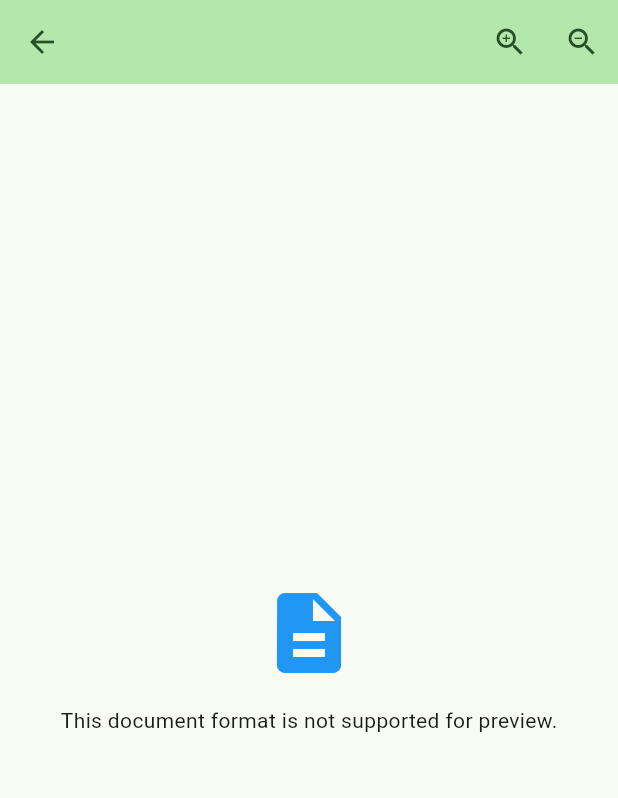
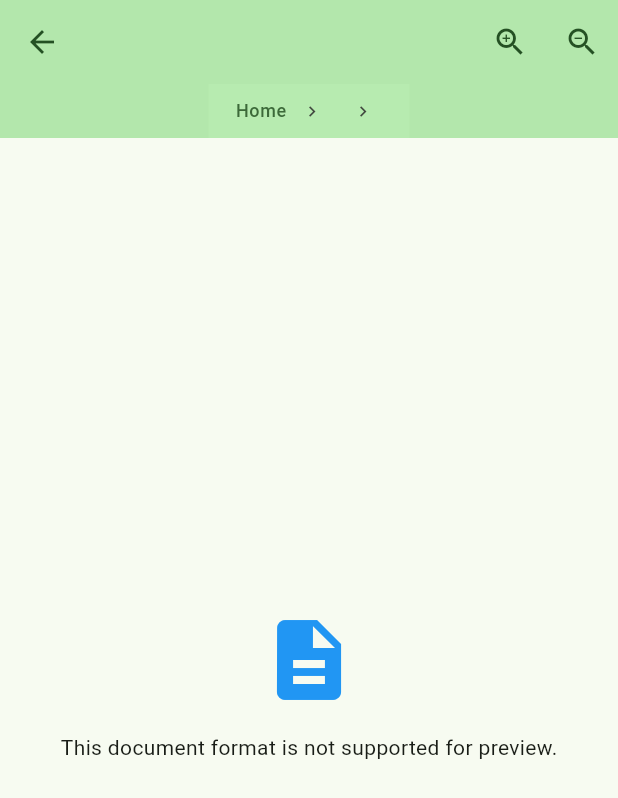
Before and after one commit to kopi111/Document-Hub-Flutter-, a Flutter app: the PdfViewerScreen screen opened directly with empty values, on a phone screen of 412 x 824 dp. Shown: the top 798 px of the screen. Run offline on Flutter 3.47's test engine with Material 3 defaults, Android fonts, the phone set to English and light mode, and no system bars; our stand-ins replace connectivity_plus, flutter_tts, package_info_plus, shared_preferences; missing offline and left inert: syncfusion_flutter_pdf, syncfusion_flutter_pdfviewer; accounts and stored records are empty.

Commit message:
Add breadcrumb trail across document list, viewer and search
Implements TODO 3.1 from section 11.1 of v2.0. BreadcrumbTrail
implements PreferredSizeWidget so it slots into AppBar.bottom and
appears as a thin tinted strip below the title on every navigable
screen. Segments are tappable except the current (leaf) one, and use
Navigator.canPop so the trail stays inert when the document list is
embedded as the right pane of the tablet two-pane home — there is no
back stack to pop in that mode.

Wired into DocumentListScreen (Home > Category), PdfViewerScreen
(Home > Category > Document) and SearchResultsScreen (Home > Search).
Home screen itself is not breadcrumbed; a single "Home" segment would
be noise.

True sub-folder drill-down still depends on a backend hierarchical
folder schema and is now tracked as a separate row (3.1a) in the
implementation TODO.

Co-Authored-By: Claude Opus 4.7 (1M context) <noreply@anthropic.com>

```diff
--- a/lib/screens/document_list_screen.dart
+++ b/lib/screens/document_list_screen.dart
@@ -3,6 +3,7 @@ import '../models/document.dart';
 import '../models/document_cache_state.dart';
 import '../services/document_cache_repository.dart';
 import '../services/document_list_preferences.dart';
+import '../widgets/breadcrumb_trail.dart';
 import '../widgets/document_staleness_badge.dart';
 import 'pdf_viewer_screen.dart';
 
@@ -155,6 +156,7 @@ class _DocumentListScreenState extends State<DocumentListScreen> {
             itemBuilder: _buildSortMenuItems,
           ),
         ],
+        bottom: BreadcrumbTrail(segments: _breadcrumbSegments(context)),
       ),
       body: Column(
         children: [
@@ -165,6 +167,18 @@ class _DocumentListScreenState extends State<DocumentListScreen> {
         ],
       ),
     );
+  }
+
+  List<BreadcrumbSegment> _breadcrumbSegments(BuildContext context) {
+    return [
+      BreadcrumbSegment(
+        label: 'Home',
+        onTap: Navigator.canPop(context)
+            ? () => Navigator.popUntil(context, (route) => route.isFirst)
+            : null,
+      ),
+      BreadcrumbSegment(label: widget.title),
+    ];
   }
 
   IconData _viewToggleIcon() {
--- a/lib/screens/pdf_viewer_screen.dart
+++ b/lib/screens/pdf_viewer_screen.dart
@@ -5,6 +5,7 @@ import 'package:syncfusion_flutter_pdf/pdf.dart' as pdf;
 import 'package:flutter_tts/flutter_tts.dart';
 import 'package:http/http.dart' as http;
 import '../models/document.dart';
+import '../widgets/breadcrumb_trail.dart';
 
 class PdfViewerScreen extends StatefulWidget {
   final PolicyDocument document;
@@ -178,6 +179,22 @@ class _PdfViewerScreenState extends State<PdfViewerScreen> {
     );
   }
 
+  List<BreadcrumbSegment> _breadcrumbSegments(BuildContext context) {
+    return [
+      BreadcrumbSegment(
+        label: 'Home',
+        onTap: Navigator.canPop(context)
+            ? () => Navigator.popUntil(context, (route) => route.isFirst)
+            : null,
+      ),
+      BreadcrumbSegment(
+        label: widget.document.category,
+        onTap: Navigator.canPop(context) ? () => Navigator.pop(context) : null,
+      ),
+      BreadcrumbSegment(label: widget.document.displayName),
+    ];
+  }
+
   String _speedLabel(double rate) {
     if (rate <= 0.25) return 'Slow';
     if (rate <= 0.5) return 'Normal';
@@ -214,6 +231,7 @@ class _PdfViewerScreenState extends State<PdfViewerScreen> {
             },
           ),
         ],
+        bottom: BreadcrumbTrail(segments: _breadcrumbSegments(context)),
       ),
       body: _hasError
           ? Center(
--- a/lib/screens/search_results_screen.dart
+++ b/lib/screens/search_results_screen.dart
@@ -1,5 +1,6 @@
 import 'package:flutter/material.dart';
 import '../models/document.dart';
+import '../widgets/breadcrumb_trail.dart';
 import 'pdf_viewer_screen.dart';
 
 class SearchResultsScreen extends StatefulWidget {
@@ -64,6 +65,17 @@ class _SearchResultsScreenState extends State<SearchResultsScreen> {
               },
             ),
         ],
+        bottom: BreadcrumbTrail(
+          segments: [
+            BreadcrumbSegment(
+              label: 'Home',
+              onTap: Navigator.canPop(context)
+                  ? () => Navigator.popUntil(context, (route) => route.isFirst)
+                  : null,
+            ),
+            const BreadcrumbSegment(label: 'Search'),
+          ],
+        ),
       ),
       body: _searchController.text.isEmpty
           ? const Center(
--- /dev/null
+++ b/lib/widgets/breadcrumb_trail.dart
@@ -0,0 +1,100 @@
+import 'package:flutter/material.dart';
+
+class BreadcrumbSegment {
+  const BreadcrumbSegment({required this.label, this.onTap});
+
+  final String label;
+  final VoidCallback? onTap;
+}
+
+class BreadcrumbTrail extends StatelessWidget implements PreferredSizeWidget {
+  const BreadcrumbTrail({super.key, required this.segments});
+
+  final List<BreadcrumbSegment> segments;
+
+  static const double _trailHeight = 36;
+  static const double _separatorSize = 14;
+
+  @override
+  Size get preferredSize => const Size.fromHeight(_trailHeight);
+
+  @override
+  Widget build(BuildContext context) {
+    final colors = Theme.of(context).colorScheme;
+    return Material(
+      color: colors.primaryContainer.withValues(alpha: 0.45),
+      child: SizedBox(
+        height: _trailHeight,
+        child: SingleChildScrollView(
+          scrollDirection: Axis.horizontal,
+          padding: const EdgeInsets.symmetric(horizontal: 12),
+          child: Row(
+            children: _buildSegmentWidgets(context),
+          ),
+        ),
+      ),
+    );
+  }
+
+  List<Widget> _buildSegmentWidgets(BuildContext context) {
+    final widgets = <Widget>[];
+    for (var index = 0; index < segments.length; index++) {
+      if (index > 0) widgets.add(const _BreadcrumbSeparator(size: _separatorSize));
+      final isCurrent = index == segments.length - 1;
+      widgets.add(_SegmentLabel(segment: segments[index], isCurrent: isCurrent));
+    }
+    return widgets;
+  }
+}
+
+class _BreadcrumbSeparator extends StatelessWidget {
+  const _BreadcrumbSeparator({required this.size});
+
+  final double size;
+
+  @override
+  Widget build(BuildContext context) {
+    final colors = Theme.of(context).colorScheme;
+    return Padding(
+      padding: const EdgeInsets.symmetric(horizontal: 4),
+      child: Icon(Icons.chevron_right, size: size, color: colors.onSurfaceVariant),
+    );
+  }
+}
+
+class _SegmentLabel extends StatelessWidget {
+  const _SegmentLabel({required this.segment, required this.isCurrent});
+
+  final BreadcrumbSegment segment;
+  final bool isCurrent;
+
+  @override
+  Widget build(BuildContext context) {
+    final colors = Theme.of(context).colorScheme;
+    final textTheme = Theme.of(context).textTheme;
+    final canFollow = segment.onTap != null && !isCurrent;
+
+    final labelStyle = textTheme.bodySmall?.copyWith(
+      color: isCurrent ? colors.onSurface : colors.primary,
+      fontWeight: isCurrent ? FontWeight.w600 : FontWeight.w500,
+    );
+
+    final label = Text(
+      segment.label,
+      style: labelStyle,
+      overflow: TextOverflow.ellipsis,
+      maxLines: 1,
+    );
+
+    if (!canFollow) return Padding(padding: const EdgeInsets.symmetric(horizontal: 4), child: label);
+
+    return InkWell(
+      onTap: segment.onTap,
+      borderRadius: BorderRadius.circular(6),
+      child: Padding(
+        padding: const EdgeInsets.symmetric(horizontal: 6, vertical: 4),
+        child: label,
+      ),
+    );
+  }
+}
```
Also changed, not shown: 1 other file.
